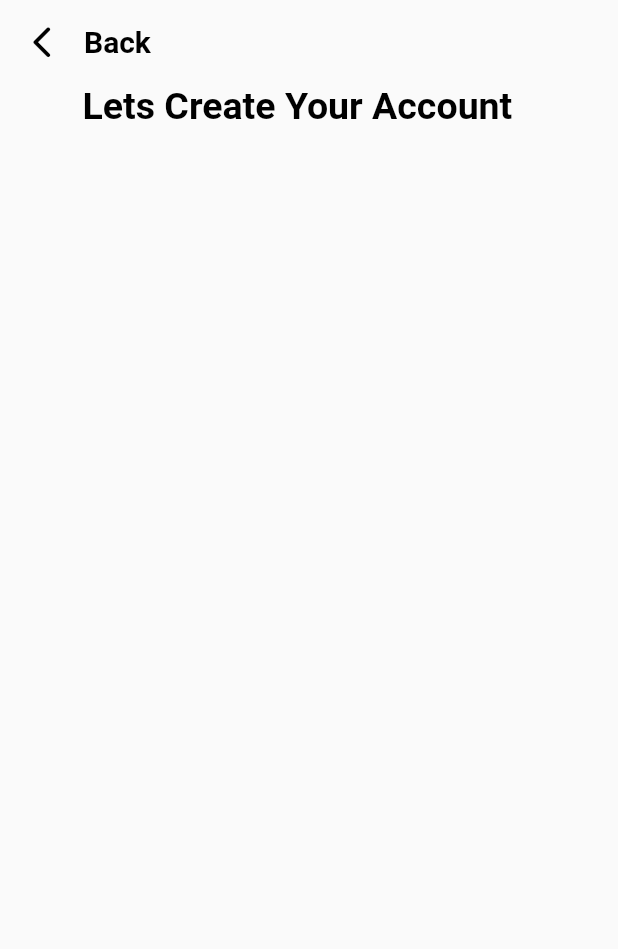
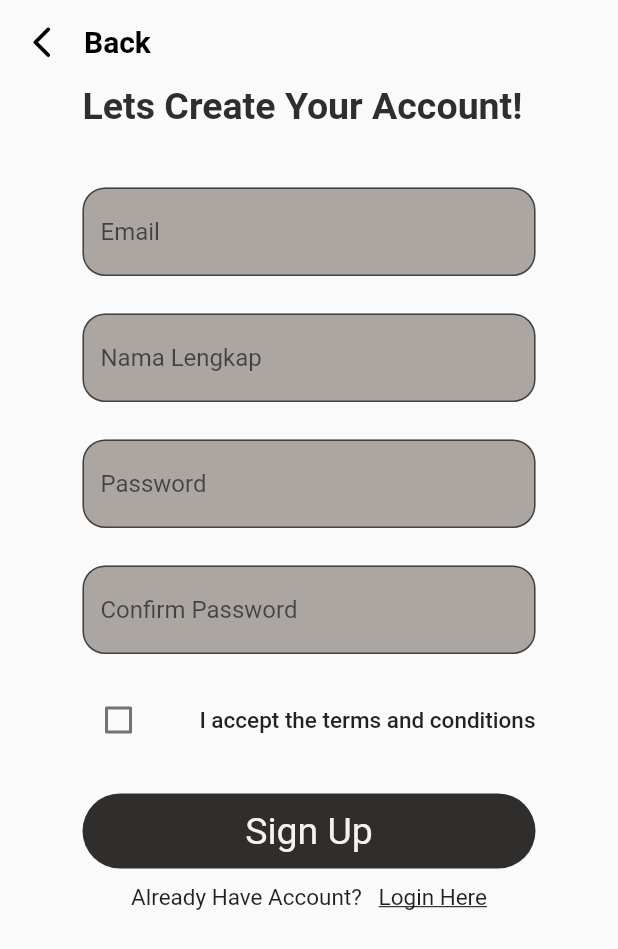
Before and after one commit to FachrulRivaldy/clothing-reference-app, a Flutter app: the signUp screen opened directly, on a phone screen of 412 x 824 dp. Shown: the top 949 px of the screen. Run offline on Flutter 3.47's test engine with Material 2 defaults, Android fonts, the phone set to English and light mode, and no system bars.

Commit message:
modify SignUp page
Penambahan code pada halaman SignUp

```diff
--- a/lib/main.dart
+++ b/lib/main.dart
@@ -1,4 +1,3 @@
-
 import 'package:clothing_reference_app/profilepage.dart';
 import 'package:clothing_reference_app/searchpage.dart';
 import 'package:clothing_reference_app/mainMenu.dart';
@@ -18,7 +17,7 @@ class ClothRefApp extends StatelessWidget {
     return const MaterialApp(
       debugShowCheckedModeBanner: false,
       title: 'Clothing_Marketplace',
-      home: const signUp(),
+      home: const SignIn(),
     );
   }
 }
--- a/lib/signIn.dart
+++ b/lib/signIn.dart
@@ -1,5 +1,5 @@
-
 import 'package:clothing_reference_app/mainMenu.dart';
+import 'package:clothing_reference_app/signUp.dart';
 import 'package:flutter/material.dart';
 
 class SignIn extends StatelessWidget {
@@ -124,7 +124,10 @@ class SignIn extends StatelessWidget {
                   ),
                 ),
                 InkWell(
-                  onTap: () {},
+                  onTap: () {
+                    Navigator.push(context,
+                        MaterialPageRoute(builder: (context) => signUp()));
+                  },
                   child: const Text(
                     'Register Here',
                     style: TextStyle(
--- a/lib/signUp.dart
+++ b/lib/signUp.dart
@@ -1,9 +1,18 @@
 // ignore_for_file: file_names
 
+import 'package:clothing_reference_app/mainMenu.dart';
+import 'package:clothing_reference_app/signIn.dart';
 import 'package:flutter/material.dart';
 
-class signUp extends StatelessWidget {
+class signUp extends StatefulWidget {
   const signUp({Key? key}) : super(key: key);
+
+  @override
+  State<signUp> createState() => _signUpState();
+}
+
+class _signUpState extends State<signUp> {
+  bool isChecked = false;
 
   @override
   Widget build(BuildContext context) {
@@ -33,21 +42,153 @@ class signUp extends StatelessWidget {
         ),
         body: Padding(
           padding: EdgeInsets.only(left: 55, right: 55),
+          child: Container(
+            height: MediaQuery.of(context).size.height,
+            width: MediaQuery.of(context).size.width,
+            child: SingleChildScrollView(
               child: Column(
                 mainAxisAlignment: MainAxisAlignment.start,
                 crossAxisAlignment: CrossAxisAlignment.start,
                 children: [
                   Text(
-                "Lets Create Your Account",
+                    "Lets Create Your Account!",
                     textAlign: TextAlign.center,
                     style: TextStyle(
-                  color: Colors.black,
+                      color: Color(0xFF2F2E2C),
                       fontSize: 25,
                       fontWeight: FontWeight.w700,
+                    ),
+                  ),
+                  SizedBox(height: 40),
+                  TextFormField(
+                    //email input form
+                    decoration: InputDecoration(
+                      hintText: 'Email',
+                      fillColor: const Color(0xFFABA6A2),
+                      filled: true,
+                      border: OutlineInputBorder(
+                        borderRadius: BorderRadius.circular(15),
+                        borderSide: const BorderSide(color: Colors.transparent),
+                      ),
+                    ),
+                  ),
+                  SizedBox(height: 25),
+                  TextFormField(
+                    //Nama Lengkap
+                    decoration: InputDecoration(
+                      hintText: 'Nama Lengkap',
+                      fillColor: const Color(0xFFABA6A2),
+                      filled: true,
+                      border: OutlineInputBorder(
+                        borderRadius: BorderRadius.circular(15),
+                        borderSide: const BorderSide(color: Colors.transparent),
+                      ),
+                    ),
+                  ),
+                  SizedBox(height: 25),
+                  TextFormField(
+                    //email input form
+                    decoration: InputDecoration(
+                      hintText: 'Password',
+                      fillColor: const Color(0xFFABA6A2),
+                      filled: true,
+                      border: OutlineInputBorder(
+                        borderRadius: BorderRadius.circular(15),
+                        borderSide: const BorderSide(color: Colors.transparent),
+                      ),
+                    ),
+                  ),
+                  SizedBox(height: 25),
+                  TextFormField(
+                    //email input form
+                    decoration: InputDecoration(
+                      hintText: 'Confirm Password',
+                      fillColor: const Color(0xFFABA6A2),
+                      filled: true,
+                      border: OutlineInputBorder(
+                        borderRadius: BorderRadius.circular(15),
+                        borderSide: const BorderSide(color: Colors.transparent),
+                      ),
+                    ),
+                  ),
+                  SizedBox(height: 20),
+                  Row(
+                    mainAxisAlignment: MainAxisAlignment.spaceBetween,
+                    children: [
+                      Checkbox(
+                        checkColor: Colors.white,
+                        value: isChecked,
+                        onChanged: (bool? value) {
+                          setState(() {
+                            isChecked = value!;
+                          });
+                        },
+                      ),
+                      Text(
+                        'I accept the terms and conditions',
+                        style: TextStyle(
+                          fontSize: 15,
+                          fontWeight: FontWeight.w500,
+                        ),
+                      ),
+                    ],
+                  ),
+                  SizedBox(height: 25),
+                  InkWell(
+                    //Sign Up button
+                    onTap: () {
+                      Navigator.push(context,
+                          MaterialPageRoute(builder: (context) => SignIn()));
+                    },
+                    child: Container(
+                      width: MediaQuery.of(context).size.width,
+                      height: 50,
+                      decoration: BoxDecoration(
+                        color: const Color(0xFF2F2E2C),
+                        borderRadius: BorderRadius.circular(45),
+                      ),
+                      child: const Center(
+                        child: Text(
+                          'Sign Up',
+                          textAlign: TextAlign.center,
+                          style: TextStyle(
+                            fontSize: 25,
+                            color: Color(0xFFF7F2EE),
+                          ),
+                        ),
+                      ),
+                    ),
+                  ),
+                  SizedBox(height: 10),
+                  Row(
+                    //Sign Up
+                    crossAxisAlignment: CrossAxisAlignment.center,
+                    mainAxisAlignment: MainAxisAlignment.center,
+                    children: [
+                      const Text(
+                        "Already Have Account?   ",
+                        style: TextStyle(
+                          fontSize: 15,
+                        ),
+                      ),
+                      InkWell(
+                        onTap: () {
+                          Navigator.pop(context);
+                        },
+                        child: const Text(
+                          'Login Here',
+                          style: TextStyle(
+                            decoration: TextDecoration.underline,
+                            fontSize: 15,
+                          ),
                         ),
                       )
                     ],
                   ),
+                ],
+              ),
+            ),
+          ),
         ));
   }
 }
```
Lines whose indentation alone changed are shown as unchanged.
